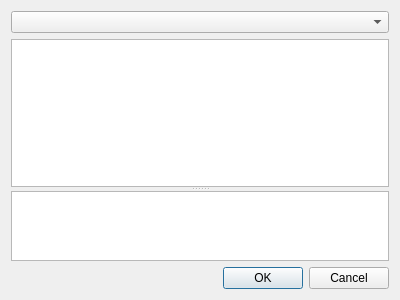
Above: CommitDialog.ui from AnotherFoxGuy/diesel-scm before the change. Below: the same form after it.
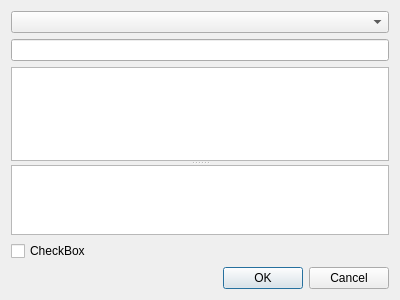
That is the form after the change.

Commit message:
Added support for stashes Generalized the commit dialog to support stashes Parameters are now quoted in the log if necessary Fixed another issue with the folderview show/hide logic Various minor ui tweaks
FossilOrigin-Name: ce70efe67a1fe0087cc6d3aa79757a5011c57db2

Diff of the .ui file:
```diff
--- a/CommitDialog.ui
+++ b/CommitDialog.ui
@@ -23,6 +23,9 @@
    <item>
     <widget class="QComboBox" name="comboBox"/>
    </item>
+   <item>
+    <widget class="QLineEdit" name="lineEdit"/>
+   </item>
    <item>
     <widget class="QSplitter" name="splitter">
      <property name="orientation">
@@ -58,6 +61,13 @@
      </widget>
     </widget>
    </item>
+   <item>
+    <widget class="QCheckBox" name="checkBox">
+     <property name="text">
+      <string>CheckBox</string>
+     </property>
+    </widget>
+   </item>
    <item>
     <widget class="QDialogButtonBox" name="buttonBox">
      <property name="orientation">
```
The commit also changes 7 other files.
